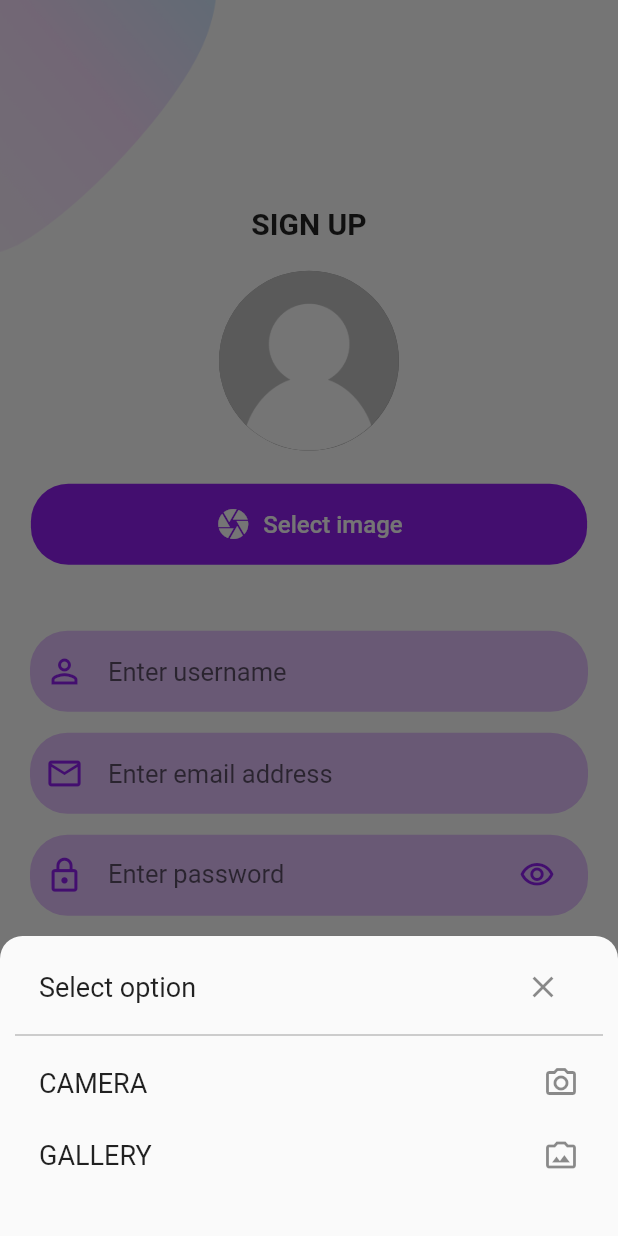
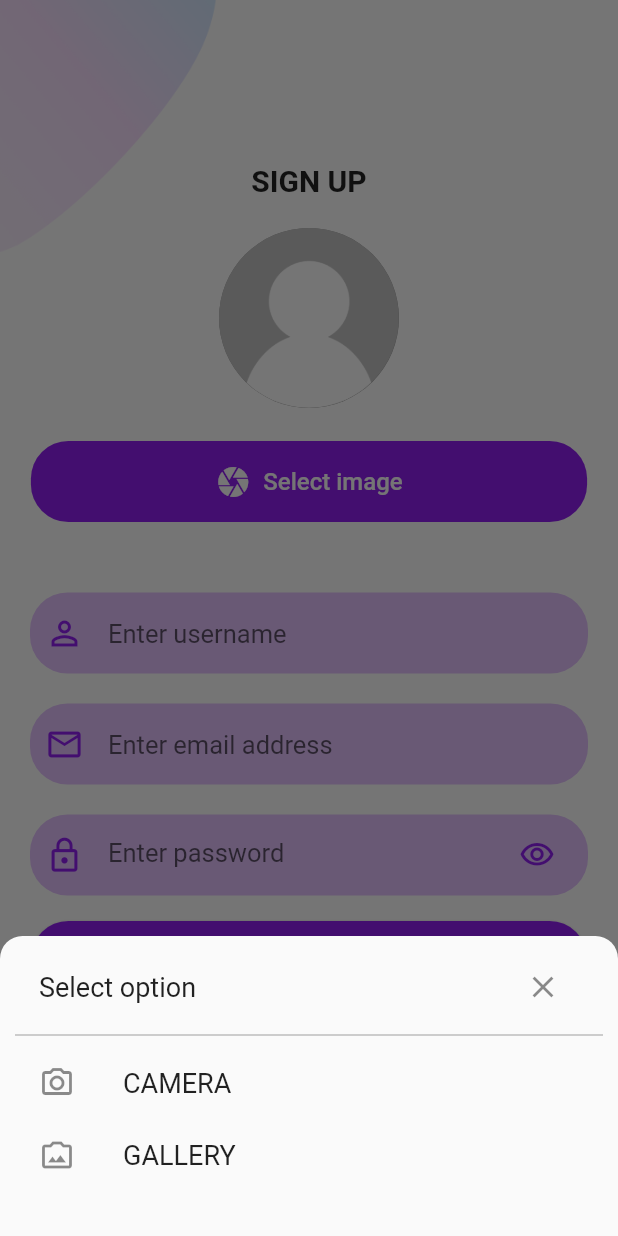
Before and after one commit to Varshil-Shah/chat-app, a Flutter app: the screen it shows after launch, after a tap on "Select image", on a phone screen of 412 x 824 dp. Run offline on Flutter 3.47's test engine with Material 2 defaults, Android fonts, the phone set to English and light mode, and no system bars; our stand-ins replace image_picker.

Commit message:
:sparkles: Implement navigation and routes

```diff
--- a/lib/main.dart
+++ b/lib/main.dart
@@ -1,3 +1,4 @@
+import 'package:chat_app/screens/login.dart';
 import 'package:chat_app/screens/sign-up.dart';
 import 'package:flutter/material.dart';
 
@@ -16,6 +17,10 @@ class MyApp extends StatelessWidget {
         primaryColor: const Color.fromRGBO(146, 31, 243, 1),
       ),
       home: const SignUp(),
+      routes: {
+        SignUp.routeName: (ctx) => const SignUp(),
+        Login.routeName: (ctx) => const Login(),
+      },
     );
   }
 }
--- /dev/null
+++ b/lib/screens/login.dart
@@ -0,0 +1,13 @@
+import 'package:flutter/material.dart';
+
+class Login extends StatelessWidget {
+  const Login({Key? key}) : super(key: key);
+  static const routeName = "/login";
+
+  @override
+  Widget build(BuildContext context) {
+    return const Scaffold(
+      body: Center(child: Text("Welcome to login screen")),
+    );
+  }
+}
--- a/lib/screens/sign-up.dart
+++ b/lib/screens/sign-up.dart
@@ -1,12 +1,14 @@
 import 'dart:io';
+import 'package:chat_app/screens/login.dart';
+import 'package:flutter/material.dart';
 
 import 'package:chat_app/widgets/auth-screen/input-image.dart';
 import 'package:chat_app/widgets/auth-screen/signup-inputs.dart';
-import 'package:flutter/material.dart';
 import 'package:chat_app/widgets/auth-screen/background.dart';
 
 class SignUp extends StatelessWidget {
   const SignUp({Key? key}) : super(key: key);
+  static const routeName = "/sign-up";
 
   @override
   Widget build(BuildContext context) {
@@ -32,6 +34,16 @@ class SignUp extends StatelessWidget {
               InputImage(pickedImage: imageFile),
               const SizedBox(height: 30.0),
               const SignupInputs(),
+              Container(
+                margin: const EdgeInsets.symmetric(vertical: 10.0),
+                child: GestureDetector(
+                  onTap: () => Navigator.of(context).pushNamed(Login.routeName),
+                  child: const Text(
+                    "Already have an account? Login",
+                    style: TextStyle(fontSize: 16.0),
+                  ),
+                ),
+              )
             ],
           ),
         ),
--- a/lib/widgets/auth-screen/input-field.dart
+++ b/lib/widgets/auth-screen/input-field.dart
@@ -17,7 +17,7 @@ class InputField extends StatelessWidget {
     this.readOnly = false,
     this.suffixIconButton,
     this.horizontalMargin = 20.0,
-    this.verticalMargin = 7.0,
+    this.verticalMargin = 10.0,
     this.horizontalPadding = 10.0,
     this.verticalPadding = 3.0,
   }) : super(key: key);
--- a/lib/widgets/auth-screen/input-image.dart
+++ b/lib/widgets/auth-screen/input-image.dart
@@ -73,7 +73,7 @@ class _InputImageState extends State<InputImage> {
                   style: TextStyle(fontSize: 18.0),
                 ),
                 onTap: () => takeImage(ImageInputMethod.camera),
-                trailing: const Icon(Icons.camera_alt_outlined),
+                leading: const Icon(Icons.camera_alt_outlined),
               ),
               ListTile(
                 dense: true,
@@ -82,7 +82,7 @@ class _InputImageState extends State<InputImage> {
                   style: TextStyle(fontSize: 18.0),
                 ),
                 onTap: () => takeImage(ImageInputMethod.gallery),
-                trailing: const Icon((Icons.photo_camera_back_outlined)),
+                leading: const Icon((Icons.photo_camera_back_outlined)),
               ),
             ],
           ),
```
